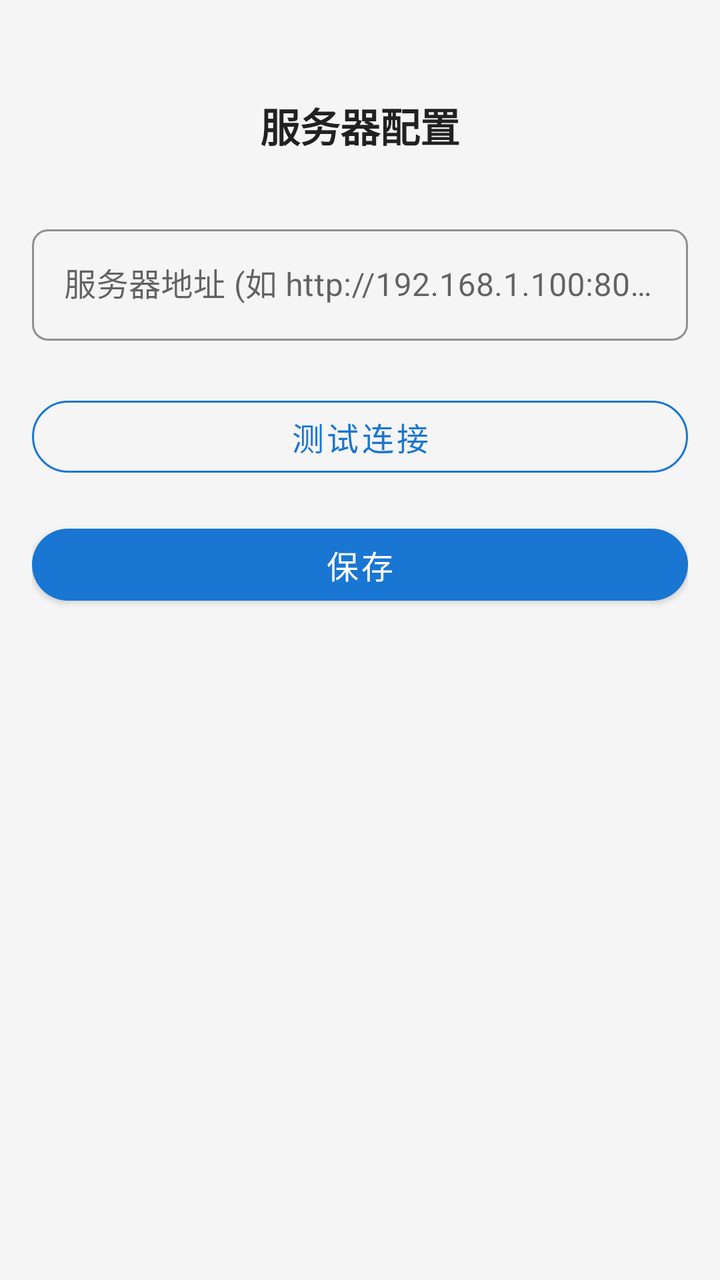
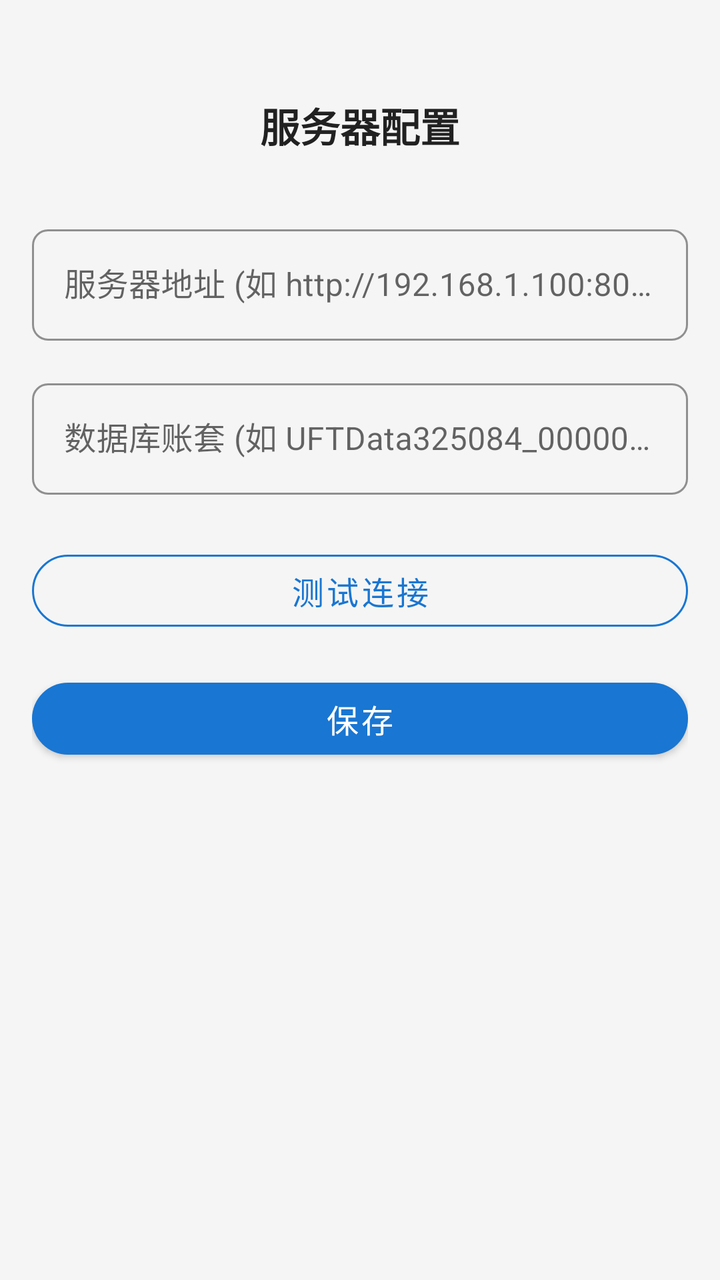

Before-and-after screenshots of an Android layout around one commit, followed by the original layout XML and the change that was made.
<!-- AndroidManifest.xml: application theme Theme.TPlusJFFZ -->
<!-- res/layout/activity_link.xml -->
<?xml version="1.0" encoding="utf-8"?>
<androidx.constraintlayout.widget.ConstraintLayout
    xmlns:android="http://schemas.android.com/apk/res/android"
    xmlns:app="http://schemas.android.com/apk/res-auto"
    xmlns:tools="http://schemas.android.com/tools"
    android:layout_width="match_parent"
    android:layout_height="match_parent"
    android:padding="@dimen/spacing_medium"
    android:background="@color/background"
    tools:context=".ui.link.LinkActivity">

    <TextView
        android:id="@+id/tv_title"
        android:layout_width="wrap_content"
        android:layout_height="wrap_content"
        android:text="@string/link_title"
        android:textSize="@dimen/text_headline"
        android:textColor="@color/text_primary"
        android:textStyle="bold"
        android:layout_marginTop="@dimen/spacing_xlarge"
        app:layout_constraintTop_toTopOf="parent"
        app:layout_constraintStart_toStartOf="parent"
        app:layout_constraintEnd_toEndOf="parent" />

    <com.google.android.material.textfield.TextInputLayout
        android:id="@+id/til_server_url"
        style="@style/Widget.TPlusJFFZ.InputField"
        android:layout_width="0dp"
        android:layout_height="wrap_content"
        android:layout_marginTop="@dimen/spacing_xlarge"
        android:hint="@string/hint_server_url"
        app:layout_constraintTop_toBottomOf="@id/tv_title"
        app:layout_constraintStart_toStartOf="parent"
        app:layout_constraintEnd_toEndOf="parent">

        <com.google.android.material.textfield.TextInputEditText
            android:id="@+id/et_server_url"
            android:layout_width="match_parent"
            android:layout_height="wrap_content"
            android:inputType="textUri"
            android:imeOptions="actionDone" />
    </com.google.android.material.textfield.TextInputLayout>

    <com.google.android.material.button.MaterialButton
        android:id="@+id/btn_test_connection"
        style="@style/Widget.TPlusJFFZ.Button.Secondary"
        android:layout_width="0dp"
        android:layout_height="@dimen/button_height"
        android:text="@string/btn_test_connection"
        android:layout_marginTop="@dimen/spacing_large"
        app:layout_constraintTop_toBottomOf="@id/til_server_url"
        app:layout_constraintStart_toStartOf="parent"
        app:layout_constraintEnd_toEndOf="parent" />

    <com.google.android.material.button.MaterialButton
        android:id="@+id/btn_save"
        style="@style/Widget.TPlusJFFZ.Button.Primary"
        android:layout_width="0dp"
        android:layout_height="@dimen/button_height"
        android:text="@string/btn_save"
        android:layout_marginTop="@dimen/spacing_medium"
        app:layout_constraintTop_toBottomOf="@id/btn_test_connection"
        app:layout_constraintStart_toStartOf="parent"
        app:layout_constraintEnd_toEndOf="parent" />

    <ProgressBar
        android:id="@+id/progress_bar"
        android:layout_width="wrap_content"
        android:layout_height="wrap_content"
        android:visibility="gone"
        app:layout_constraintTop_toTopOf="parent"
        app:layout_constraintBottom_toBottomOf="parent"
        app:layout_constraintStart_toStartOf="parent"
        app:layout_constraintEnd_toEndOf="parent" />

</androidx.constraintlayout.widget.ConstraintLayout>
<!-- resources referenced by this layout -->
<resources>
  <color name="background">#F5F5F5</color>
  <color name="text_primary">#212121</color>
  <dimen name="button_height">48dp</dimen>
  <dimen name="spacing_large">24dp</dimen>
  <dimen name="spacing_medium">16dp</dimen>
  <dimen name="spacing_xlarge">32dp</dimen>
  <dimen name="text_headline">20sp</dimen>
  <string name="btn_save">保存</string>
  <string name="btn_test_connection">测试连接</string>
  <string name="hint_server_url">服务器地址 (如 http://192.168.1.100:8080)</string>
  <string name="link_title">服务器配置</string>
  <style name="Widget.TPlusJFFZ.Button.Primary" parent="Widget.MaterialComponents.Button">
          <item name="android:layout_height">@dimen/button_height</item>
          <item name="cornerRadius">@dimen/button_corner_radius</item>
          <item name="android:textColor">@color/white</item>
          <item name="android:textSize">@dimen/text_subtitle</item>
          <item name="android:paddingStart">@dimen/button_padding_horizontal</item>
          <item name="android:paddingEnd">@dimen/button_padding_horizontal</item>
          <item name="android:textAllCaps">false</item>
      </style>
  <style name="Widget.TPlusJFFZ.Button.Secondary" parent="Widget.MaterialComponents.Button.OutlinedButton">
          <item name="android:layout_height">@dimen/button_height</item>
          <item name="cornerRadius">@dimen/button_corner_radius</item>
          <item name="android:textColor">@color/primary</item>
          <item name="android:textSize">@dimen/text_subtitle</item>
          <item name="strokeColor">@color/primary</item>
          <item name="android:textAllCaps">false</item>
      </style>
  <style name="Widget.TPlusJFFZ.InputField" parent="Widget.MaterialComponents.TextInputLayout.OutlinedBox">
          <item name="boxCornerRadiusTopStart">@dimen/input_corner_radius</item>
          <item name="boxCornerRadiusTopEnd">@dimen/input_corner_radius</item>
          <item name="boxCornerRadiusBottomStart">@dimen/input_corner_radius</item>
          <item name="boxCornerRadiusBottomEnd">@dimen/input_corner_radius</item>
          <item name="boxStrokeColor">@color/primary</item>
      </style>
  <style name="Theme.TPlusJFFZ" parent="Theme.MaterialComponents.DayNight.NoActionBar">
          <item name="colorPrimary">@color/primary</item>
          <item name="colorPrimaryVariant">@color/primary_dark</item>
          <item name="colorOnPrimary">@color/white</item>
          <item name="colorSecondary">@color/accent</item>
          <item name="colorSecondaryVariant">@color/accent</item>
          <item name="colorOnSecondary">@color/white</item>
          <item name="android:statusBarColor">@color/primary_dark</item>
          <item name="android:navigationBarColor">@color/background</item>
          <item name="android:windowBackground">@color/background</item>
          <item name="android:textColorPrimary">@color/text_primary</item>
          <item name="android:textColorSecondary">@color/text_secondary</item>
      </style>
  <dimen name="button_corner_radius">24dp</dimen>
  <color name="white">#FFFFFFFF</color>
  <dimen name="text_subtitle">16sp</dimen>
  <dimen name="button_padding_horizontal">24dp</dimen>
  <color name="primary">#1976D2</color>
  <dimen name="input_corner_radius">8dp</dimen>
  <color name="primary_dark">#1565C0</color>
  <color name="accent">#FF4081</color>
  <color name="text_secondary">#757575</color>
</resources>

<!-- the commit's change to res/layout/activity_link.xml (unified diff, before → after) -->
@@ -41,6 +41,25 @@
             android:imeOptions="actionDone" />
     </com.google.android.material.textfield.TextInputLayout>
 
+    <com.google.android.material.textfield.TextInputLayout
+        android:id="@+id/til_database_name"
+        style="@style/Widget.TPlusJFFZ.InputField"
+        android:layout_width="0dp"
+        android:layout_height="wrap_content"
+        android:layout_marginTop="@dimen/spacing_medium"
+        android:hint="@string/hint_database_name"
+        app:layout_constraintTop_toBottomOf="@id/til_server_url"
+        app:layout_constraintStart_toStartOf="parent"
+        app:layout_constraintEnd_toEndOf="parent">
+
+        <com.google.android.material.textfield.TextInputEditText
+            android:id="@+id/et_database_name"
+            android:layout_width="match_parent"
+            android:layout_height="wrap_content"
+            android:inputType="text"
+            android:imeOptions="actionDone" />
+    </com.google.android.material.textfield.TextInputLayout>
+
     <com.google.android.material.button.MaterialButton
         android:id="@+id/btn_test_connection"
         style="@style/Widget.TPlusJFFZ.Button.Secondary"
@@ -48,7 +67,7 @@
         android:layout_height="@dimen/button_height"
         android:text="@string/btn_test_connection"
         android:layout_marginTop="@dimen/spacing_large"
-        app:layout_constraintTop_toBottomOf="@id/til_server_url"
+        app:layout_constraintTop_toBottomOf="@id/til_database_name"
         app:layout_constraintStart_toStartOf="parent"
         app:layout_constraintEnd_toEndOf="parent" />
 
<!-- resource entries referenced after the edit -->
@@ -9,6 +9,7 @@
   <dimen name="text_headline">20sp</dimen>
   <string name="btn_save">保存</string>
   <string name="btn_test_connection">测试连接</string>
+  <string name="hint_database_name">数据库账套 (如 UFTData325084_0000008)</string>
   <string name="hint_server_url">服务器地址 (如 http://192.168.1.100:8080)</string>
   <string name="link_title">服务器配置</string>
   <style name="Widget.TPlusJFFZ.Button.Primary" parent="Widget.MaterialComponents.Button">
